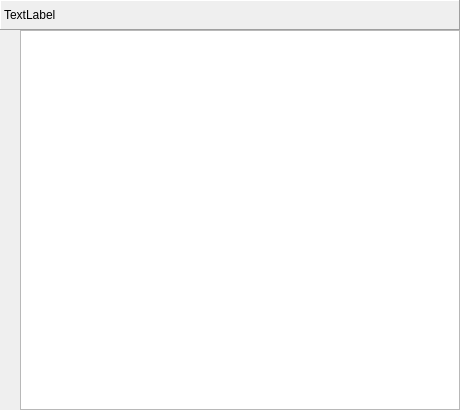
Above: src/qt_main/codeedit.ui from Chlamydomonos/thu_project_erisc before the change. Below: the same form after it.
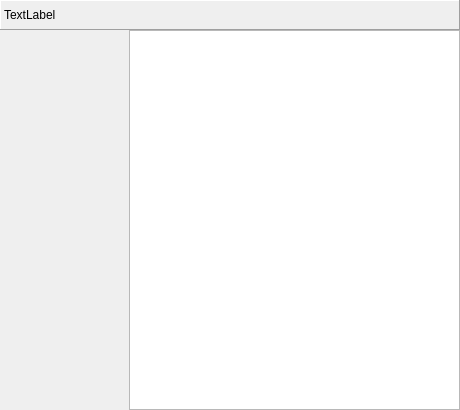
That is the form after the change. Custom widgets are drawn as their Qt base class.

```diff
--- a/src/qt_main/codeedit.ui
+++ b/src/qt_main/codeedit.ui
@@ -35,12 +35,17 @@
   <widget class="CodeText" name="text">
    <property name="geometry">
     <rect>
-     <x>20</x>
+     <x>129</x>
      <y>30</y>
-     <width>440</width>
+     <width>331</width>
      <height>380</height>
     </rect>
    </property>
+   <property name="font">
+    <font>
+     <pointsize>12</pointsize>
+    </font>
+   </property>
    <property name="lineWrapMode">
     <enum>QTextEdit::NoWrap</enum>
    </property>
@@ -50,10 +55,15 @@
     <rect>
      <x>0</x>
      <y>30</y>
-     <width>20</width>
+     <width>131</width>
      <height>380</height>
     </rect>
    </property>
+   <property name="font">
+    <font>
+     <pointsize>12</pointsize>
+    </font>
+   </property>
   </widget>
  </widget>
  <customwidgets>
```
